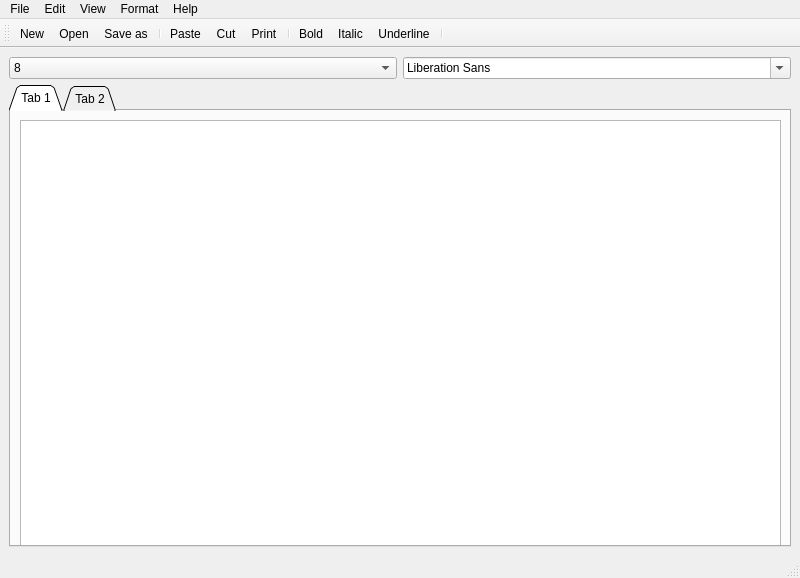
The window that TextEditor/mainwindow.ui (BryceCallender/TextEditor) describes before a commit, drawn with Qt 5.
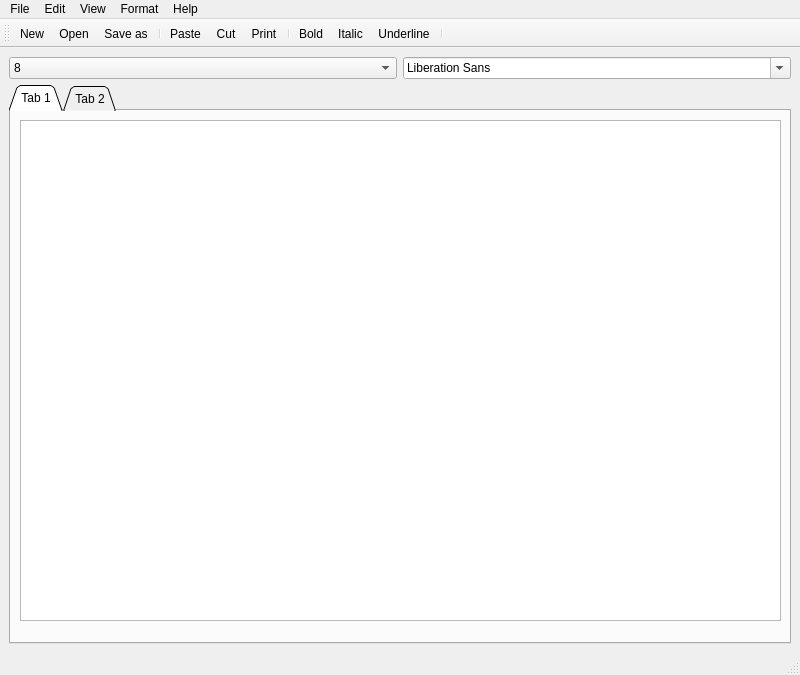
The same window after the commit. Icons and pictures are not drawn.

Commit message: Q_OS types

```diff
--- a/TextEditor/mainwindow.ui
+++ b/TextEditor/mainwindow.ui
@@ -7,7 +7,7 @@
     <x>0</x>
     <y>0</y>
     <width>800</width>
-    <height>578</height>
+    <height>675</height>
    </rect>
   </property>
   <property name="windowTitle">
```
Left out of the diff: 2 changed lines with no effect on the pictures. The commit also changes 2 other files.
